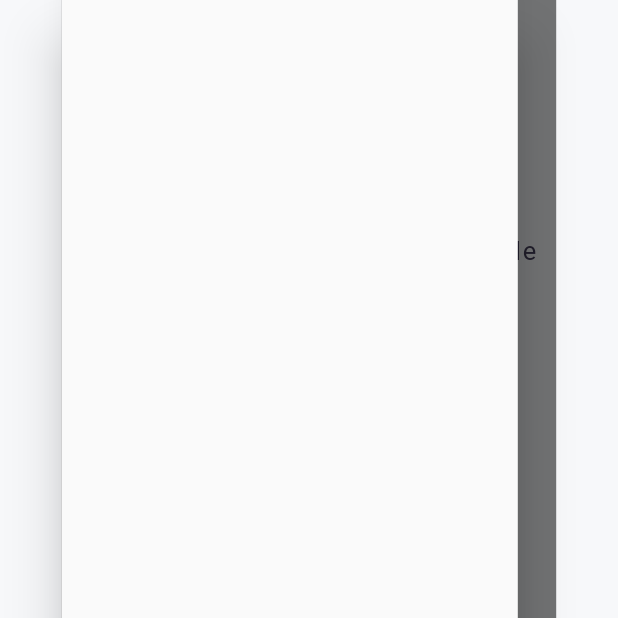
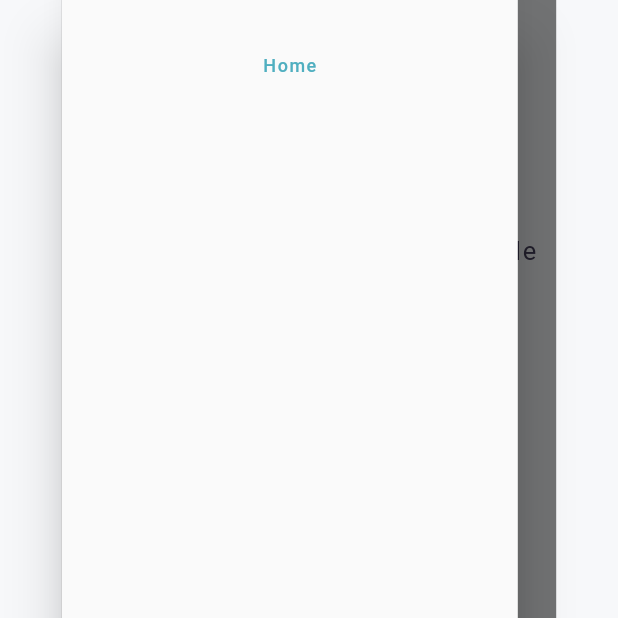
Before and after one commit to MangoStick/portfolio, a Flutter app: the screen it shows after launch, with the side drawer open, on a phone screen of 412 x 824 dp, the top half of it. Run offline on Flutter 3.47's test engine with Material 2 defaults, Android fonts, the phone set to English and light mode, and no system bars; our stand-ins replace font_awesome_flutter; missing offline and left inert: dart:html; Roboto replaces fonts that are missing (NexaBold, NexaLight, ProductSans).

Commit message:
Update home.dart

```diff
--- a/lib/ui/home.dart
+++ b/lib/ui/home.dart
@@ -68,15 +68,15 @@ class HomePage extends StatelessWidget {
 
   List<Widget> _buildActions() {
     return <Widget>[
-      // MaterialButton(
-      //   child: Text(
-      //     Strings.menu_home,
-      //     style: TextStyles.menu_item.copyWith(
-      //       color: Color(0xFF50AFC0),
-      //     ),
-      //   ),
-      //   onPressed: () {},
-      // ),
+       MaterialButton(
+         child: Text(
+           Strings.menu_home,
+           style: TextStyles.menu_item.copyWith(
+             color: Color(0xFF50AFC0),
+           ),
+         ),
+         onPressed: () {},
+       ),
       // MaterialButton(
       //   child: Text(
       //     Strings.menu_about,
@@ -86,11 +86,11 @@ class HomePage extends StatelessWidget {
       // ),
       // MaterialButton(
       //   child: Text(
-      //     Strings.menu_contact,
-      //     style: TextStyles.menu_item,
+       //    Strings.menu_contact,
+       //    style: TextStyles.menu_item,
       //   ),
       //   onPressed: () {},
-      // ),
+      //),
     ];
   }
 
```
